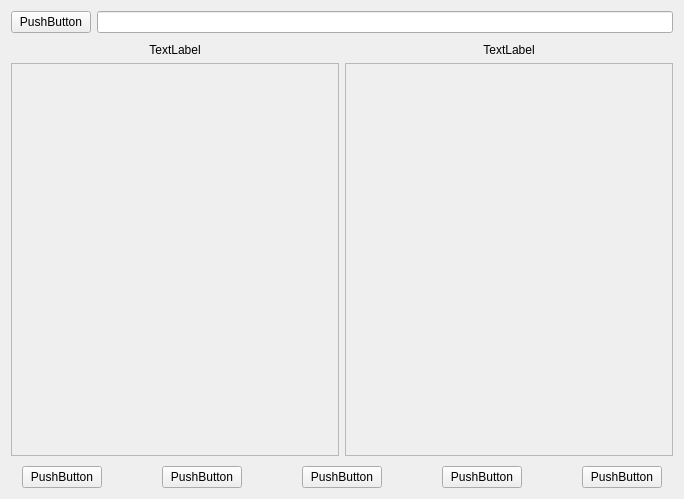
Before: the Qt Designer form cdevtype.ui in song-kang/DNATHmi, drawn with Qt 5.
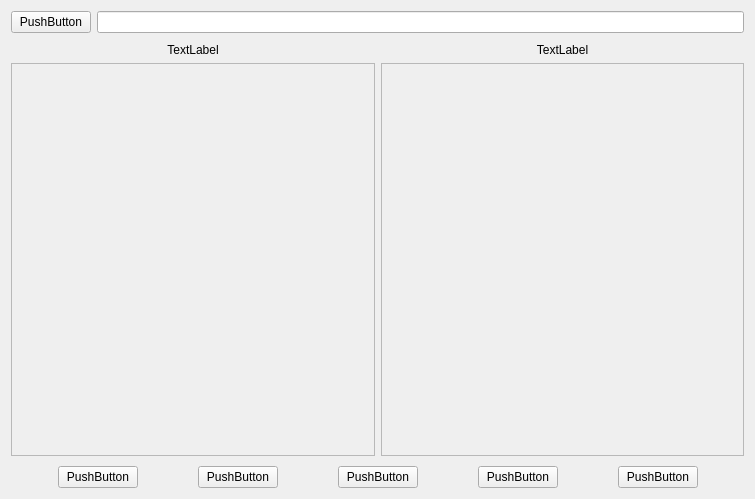
After: the same form once the commit is applied. Custom widgets are drawn as their Qt base class.

```diff
--- a/cdevtype.ui
+++ b/cdevtype.ui
@@ -6,7 +6,7 @@
    <rect>
     <x>0</x>
     <y>0</y>
-    <width>684</width>
+    <width>755</width>
     <height>499</height>
    </rect>
   </property>
@@ -63,7 +63,7 @@
          <rect>
           <x>0</x>
           <y>0</y>
-          <width>326</width>
+          <width>362</width>
           <height>389</height>
          </rect>
         </property>
@@ -105,7 +105,7 @@
          <rect>
           <x>0</x>
           <y>0</y>
-          <width>326</width>
+          <width>361</width>
           <height>389</height>
          </rect>
         </property>
@@ -190,6 +190,14 @@
   </layout>
  </widget>
  <layoutdefault spacing="6" margin="11"/>
+ <customwidgets>
+  <customwidget>
+   <class>TouchScrollArea</class>
+   <extends>QScrollArea</extends>
+   <header>touchscrollarea.h</header>
+   <container>1</container>
+  </customwidget>
+ </customwidgets>
  <resources/>
  <connections/>
 </ui>
```
Left out of the diff: 4 changed lines with no effect on the pictures.
